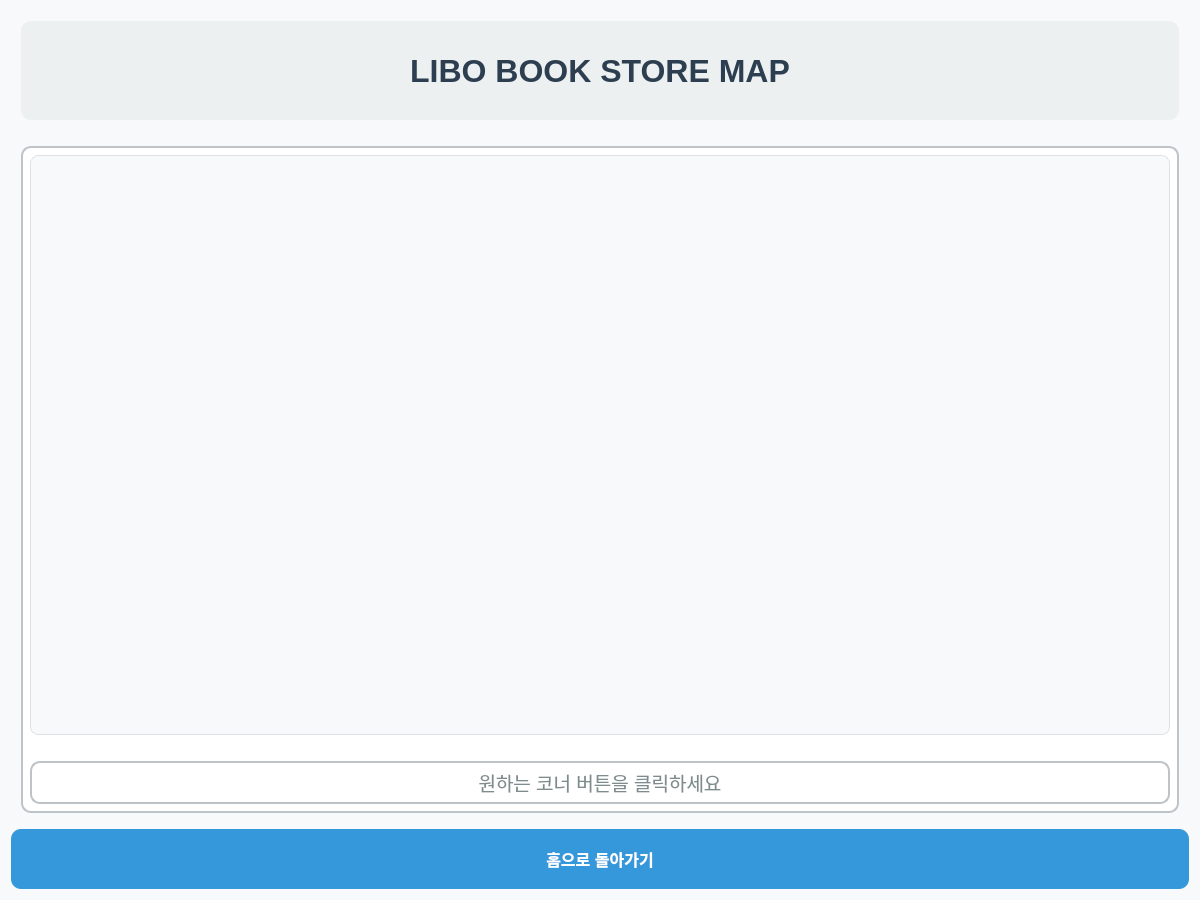
The window that ros_ws/src/kiosk/kiosk/ui_files/book_corner_widget.ui (addinedu-ros-9th/ros-repo-1) describes before a commit, drawn with Qt 5.
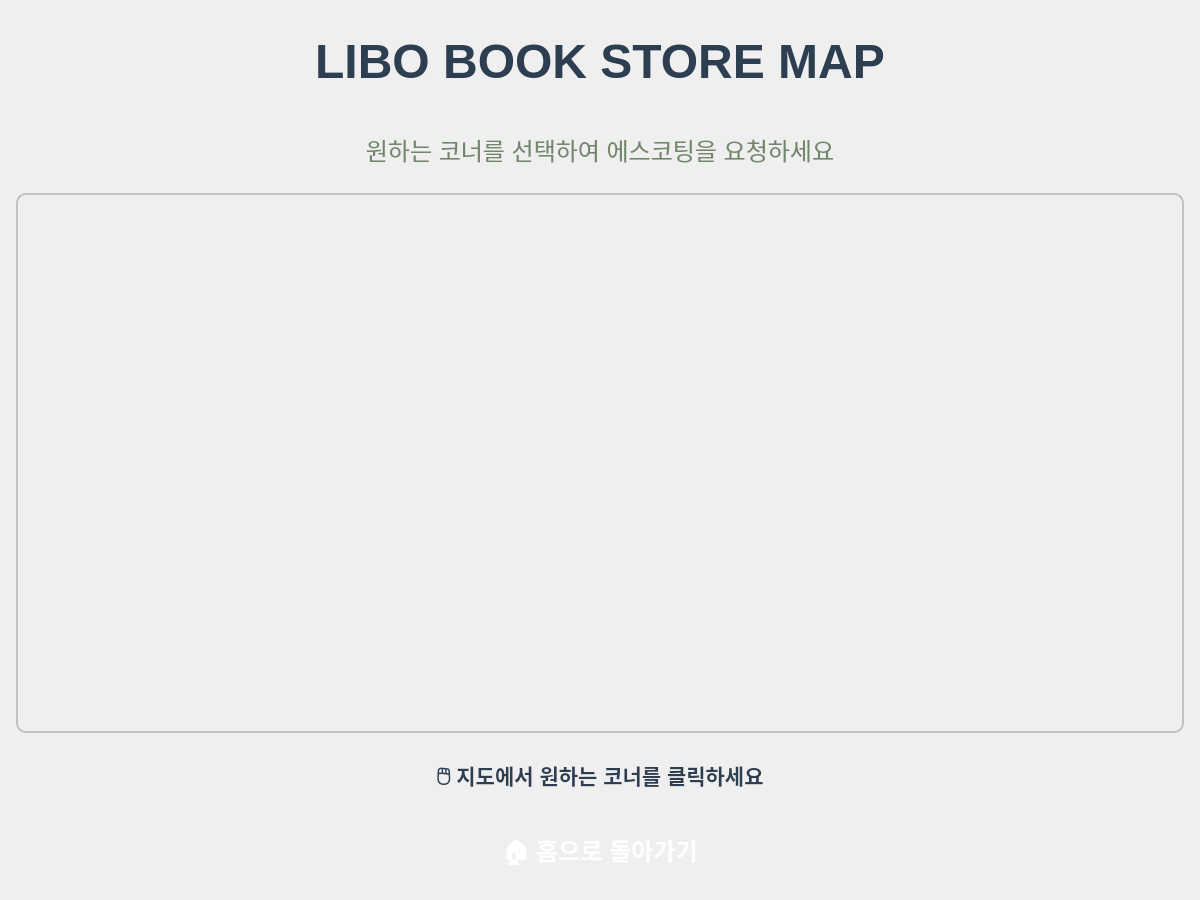
The same window after the commit.

```diff
--- a/ros_ws/src/kiosk/kiosk/ui_files/book_corner_widget.ui
+++ b/ros_ws/src/kiosk/kiosk/ui_files/book_corner_widget.ui
@@ -26,74 +26,92 @@
    <string>LIBO Book Corner</string>
   </property>
   <property name="styleSheet">
-   <string notr="true">QWidget {
-    background-color: #f8f9fa;
+   <string>QWidget {
+    background: qlineargradient(x1:0, y1:0, x2:0, y2:1,
+        stop:0 #f8f9fa, stop:1 #e9ecef);
 }</string>
   </property>
   <layout class="QVBoxLayout" name="mainLayout">
    <item>
     <widget class="QLabel" name="titleLabel">
+     <property name="minimumSize">
+      <size>
+       <width>0</width>
+       <height>100</height>
+      </size>
+     </property>
      <property name="font">
       <font>
-       <pointsize>24</pointsize>
+       <pointsize>36</pointsize>
        <weight>75</weight>
        <bold>true</bold>
       </font>
      </property>
+     <property name="styleSheet">
+      <string>QLabel {
+    color: #2c3e50;
+    background: transparent;
+    border: none;
+    padding: 15px;
+}</string>
+     </property>
      <property name="text">
       <string>LIBO BOOK STORE MAP</string>
      </property>
      <property name="alignment">
       <set>Qt::AlignCenter</set>
      </property>
+    </widget>
+   </item>
+   <item>
+    <widget class="QLabel" name="subtitleLabel">
      <property name="minimumSize">
       <size>
        <width>0</width>
-       <height>80</height>
+       <height>40</height>
       </size>
      </property>
+     <property name="font">
+      <font>
+       <pointsize>18</pointsize>
+       <weight>50</weight>
+       <bold>false</bold>
+      </font>
+     </property>
      <property name="styleSheet">
-      <string notr="true">QLabel {
-    color: #2c3e50;
-    background-color: #ecf0f1;
-    border-radius: 10px;
-    padding: 10px;
-    margin: 10px;
+      <string>QLabel {
+    color: #71866a;
+    background: transparent;
+    border: none;
+    font-weight: normal;
 }</string>
      </property>
+     <property name="text">
+      <string>원하는 코너를 선택하여 에스코팅을 요청하세요</string>
+     </property>
+     <property name="alignment">
+      <set>Qt::AlignCenter</set>
+     </property>
     </widget>
    </item>
    <item>
-    <widget class="QWidget" name="mapContainer">
-     <property name="minimumSize">
-      <size>
-       <width>1100</width>
-       <height>650</height>
-      </size>
-     </property>
-     <property name="styleSheet">
-      <string notr="true">QWidget {
-    background-color: white;
-    border: 2px solid #bdc3c7;
-    border-radius: 10px;
-    margin: 10px;
-}</string>
-     </property>
      <layout class="QVBoxLayout" name="mapLayout">
       <item>
        <widget class="QLabel" name="mapLabel">
         <property name="minimumSize">
          <size>
           <width>1000</width>
-          <height>600</height>
+         <height>550</height>
          </size>
         </property>
         <property name="styleSheet">
-         <string notr="true">QLabel {
-    border: 1px solid #dee2e6;
-    border-radius: 8px;
-    background-color: #f8f9fa;
-    padding: 2px;
+        <string>QLabel {
+    border: 2px solid #bdc3c7;
+    border-radius: 10px;
+    background: qlineargradient(x1:0, y1:0, x2:0, y2:1,
+        stop:0 #f8f9fa, stop:1 #ecf0f1);
+    padding: 5px;
+    margin: 5px;
 }</string>
         </property>
         <property name="text">
@@ -106,37 +124,12 @@
       </item>
       <item>
        <widget class="QLabel" name="instructionLabel">
-        <property name="font">
-         <font>
-          <pointsize>14</pointsize>
-         </font>
-        </property>
-        <property name="text">
-         <string>원하는 코너 버튼을 클릭하세요</string>
-        </property>
-        <property name="alignment">
-         <set>Qt::AlignCenter</set>
-        </property>
         <property name="minimumSize">
          <size>
           <width>0</width>
-          <height>60</height>
-         </size>
-        </property>
-        <property name="styleSheet">
-         <string notr="true">QLabel {
-    color: #7f8c8d;
-    padding: 5px;
-}</string>
-        </property>
-       </widget>
-      </item>
-
-     </layout>
-    </widget>
-   </item>
-   <item>
-    <widget class="QPushButton" name="homeButton">
+         <height>50</height>
+        </size>
+       </property>
      <property name="font">
       <font>
        <pointsize>16</pointsize>
@@ -144,23 +137,51 @@
        <bold>true</bold>
       </font>
      </property>
+       <property name="styleSheet">
+        <string>QLabel {
+    color: #2c3e50;
+    background: qlineargradient(x1:0, y1:0, x2:0, y2:1,
+        stop:0 #ecf0f1, stop:1 #d5dbdb);
+    border-radius: 8px;
+    padding: 10px;
+    margin: 5px 20px;
+    font-weight: bold;
+}</string>
+       </property>
      <property name="text">
-      <string>홈으로 돌아가기</string>
-     </property>
+        <string>🖱️ 지도에서 원하는 코너를 클릭하세요</string>
+       </property>
+       <property name="alignment">
+        <set>Qt::AlignCenter</set>
+       </property>
+      </widget>
+     </item>
+    </layout>
+   </item>
+   <item>
+    <widget class="QPushButton" name="homeButton">
      <property name="minimumSize">
       <size>
        <width>0</width>
-       <height>60</height>
+       <height>70</height>
       </size>
      </property>
+     <property name="font">
+      <font>
+       <pointsize>18</pointsize>
+       <weight>75</weight>
+       <bold>true</bold>
+      </font>
+     </property>
      <property name="styleSheet">
-      <string notr="true">QPushButton {
-    background-color: #3498db;
+      <string>QPushButton {
+    background: qlineargradient(x1:0, y1:0, x2:0, y2:1,
+        stop:0 #71866a, stop:1 #5a6b4f);
     color: white;
     border: none;
-    border-radius: 10px;
+    border-radius: 15px;
     font-weight: bold;
-    font-size: 16px;
+    margin: 10px 100px;
 }
 QPushButton:hover {
     background-color: #2980b9;
@@ -169,6 +190,9 @@
     background-color: #21618c;
 }</string>
      </property>
+     <property name="text">
+      <string>🏠 홈으로 돌아가기</string>
+     </property>
     </widget>
    </item>
   </layout>
```
Left out of the diff: 9 changed lines with no effect on the pictures. Lines whose indentation alone changed are shown as unchanged.
